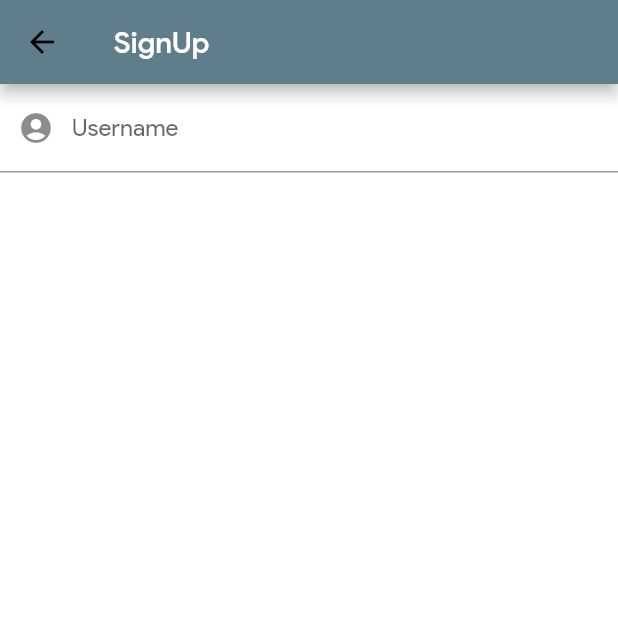
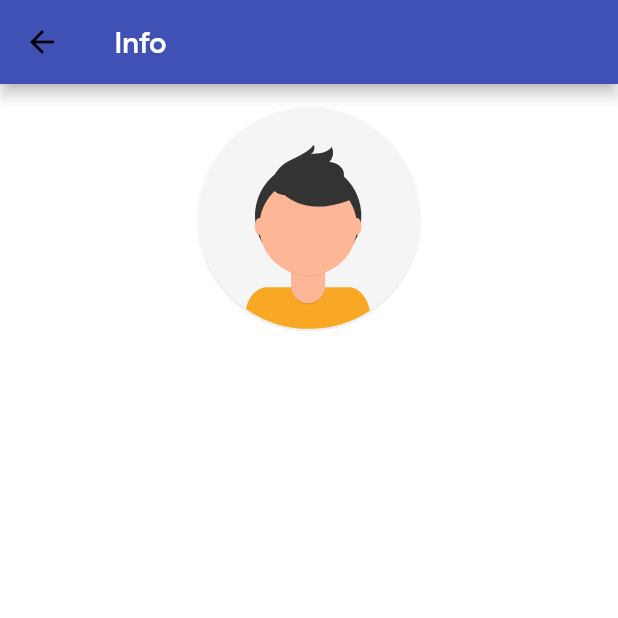
Before and after one commit to Mystic-Trooper/Red-Days, a Flutter app: the DetailScreen screen opened directly, on a phone screen of 412 x 824 dp, the top half of it. Run offline on Flutter 3.47's test engine with Material 2 defaults, Android fonts, the phone set to English and light mode, and no system bars; our stand-ins replace charts_flutter, cloud_firestore, datetime_picker_formfield, firebase_auth, firebase_core, flutter_icons and 2 more; accounts and stored records are empty.

Commit message:
crete screen again

```diff
--- a/lib/Screen/login/details.dart
+++ b/lib/Screen/login/details.dart
@@ -1,4 +1,5 @@
 import 'package:flutter/material.dart';
+import 'package:flutter_svg/flutter_svg.dart';
 
 class DetailScreen extends StatelessWidget {
   static const routeName = 'details';
@@ -6,19 +7,25 @@ class DetailScreen extends StatelessWidget {
   @override
   Widget build(BuildContext context) {
     return Scaffold(
-      appBar: AppBar(
-        title: Text(" SignUp"),
-        backgroundColor: Colors.blueGrey,
-      ),
-      body: SingleChildScrollView(
-        child: TextFormField(
-          decoration: InputDecoration(
-            labelText: 'Username',
-            prefixIcon: Icon(Icons.account_circle),
+        appBar: AppBar(
+          title: Text(" Info"),
+          backgroundColor: Colors.indigo,
+        ),
+        body: SingleChildScrollView(
+          child: Column(
+            children: <Widget>[
+              SizedBox(
+                height: 5,
+              ),
+              Padding(
+                padding: EdgeInsets.all(10.0),
+                child: Container(
+                  height: 150,
+                  child: SvgPicture.asset('assets/images/profilehh.svg'),
+                ),
+              )
+            ],
           ),
-          // controller: usernameController,
-        ),
-      ),
-    );
+        ));
   }
 }
```
Also changed, not shown: lib/Screen/login/create.dart (+98 -2 lines), lib/main_properties/routs.dart (+4 -4 lines), assets/images/profilehh.svg (renamed from assets/images/undraw_profile_pic_ic5t.svg).
